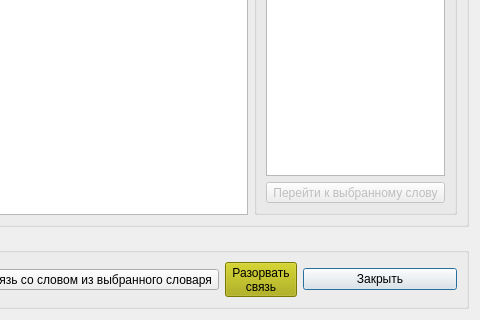
Old version of the form etimologywindow.ui in the repository al-indigo/Dialeqt; both pictures show x 298 to 778 and y 166 to 486 of the 778 by 486 pixel window.
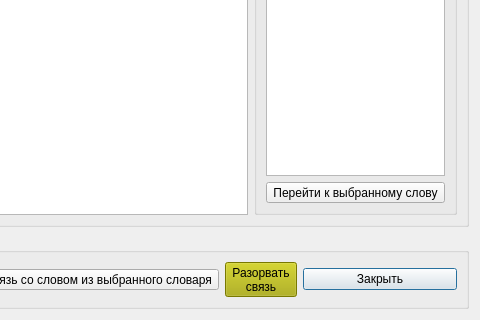
New version of the form.

What changed in the file:
```diff
--- a/etimologywindow.ui
+++ b/etimologywindow.ui
@@ -48,7 +48,7 @@
          <item>
           <widget class="QToolButton" name="toolButton">
            <property name="enabled">
-            <bool>false</bool>
+            <bool>true</bool>
            </property>
            <property name="text">
             <string>Перейти к выбранному слову</string>
```
Left out of the diff: 6 changed lines with no effect on the pictures.
